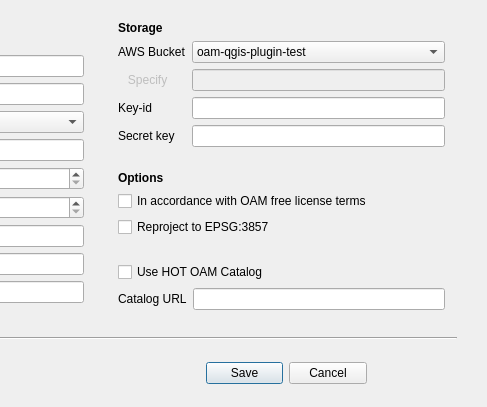
Above: OpenAerialMap/gui/ui/setting_dialog.ui from hotosm/oam-qgis-plugin before the change; both pictures show x 274 to 761 and y 0 to 407 of the 761 by 407 pixel window. Below: the same form after it.
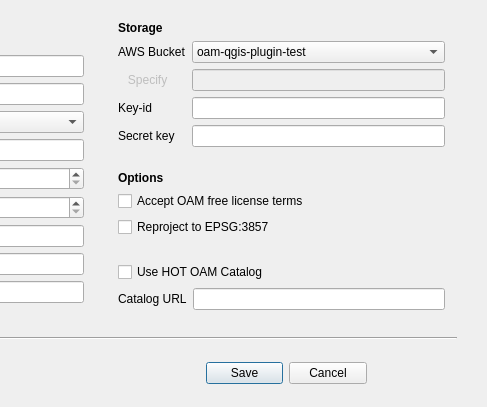
That is the form after the change.

Commit message: Modified the text in image browser and settings dialog.

What changed in the file:
```diff
--- a/OpenAerialMap/gui/ui/setting_dialog.ui
+++ b/OpenAerialMap/gui/ui/setting_dialog.ui
@@ -257,7 +257,7 @@
        </font>
       </property>
       <property name="text">
-       <string>In accordance with OAM free license terms</string>
+       <string>Accept OAM free license terms</string>
       </property>
      </widget>
     </item>
```
Left out of the diff: 22 changed lines with no effect on the pictures. The commit also changes 1 other file.
